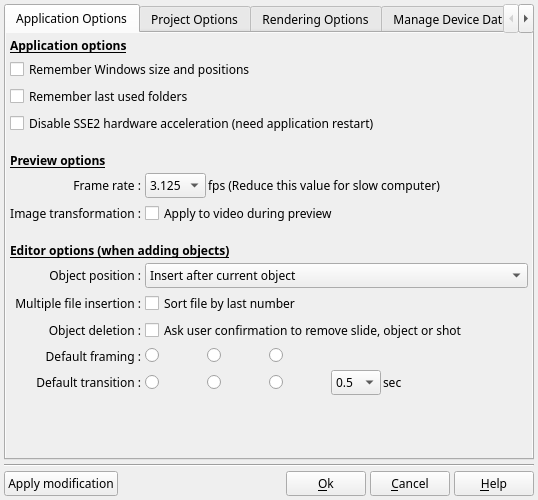
Before: the Qt Designer form DlgApplicationSettings.ui in boenki/ffdiaporama, drawn with Qt 5.
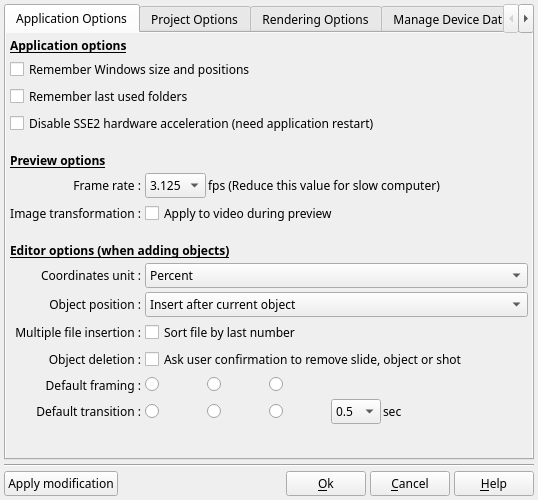
After: the same form once the commit is applied. The open tabs and pages were chosen to show the change. Icons and pictures are not drawn.

```diff
--- a/DlgApplicationSettings.ui
+++ b/DlgApplicationSettings.ui
@@ -73,8 +73,8 @@
            <rect>
             <x>0</x>
             <y>0</y>
-            <width>501</width>
-            <height>363</height>
+            <width>526</width>
+            <height>421</height>
            </rect>
           </property>
           <layout class="QGridLayout" name="gridLayout">
@@ -256,7 +256,7 @@
              </property>
             </widget>
            </item>
-           <item row="10" column="0">
+           <item row="11" column="0">
             <widget class="QLabel" name="label_2">
              <property name="text">
               <string>Object position :</string>
@@ -269,7 +269,7 @@
              </property>
             </widget>
            </item>
-           <item row="10" column="1">
+           <item row="11" column="1">
             <widget class="QComboBox" name="AppendObjectCB">
              <item>
               <property name="text">
@@ -283,7 +283,7 @@
              </item>
             </widget>
            </item>
-           <item row="11" column="0">
+           <item row="12" column="0">
             <widget class="QLabel" name="label_26">
              <property name="text">
               <string>Multiple file insertion :</string>
@@ -293,14 +293,14 @@
              </property>
             </widget>
            </item>
-           <item row="11" column="1">
+           <item row="12" column="1">
             <widget class="QCheckBox" name="SortFileCB">
              <property name="text">
               <string>Sort file by last number</string>
              </property>
             </widget>
            </item>
-           <item row="13" column="0">
+           <item row="14" column="0">
             <widget class="QLabel" name="label_7">
              <property name="text">
               <string>Default framing :</string>
@@ -310,7 +310,7 @@
              </property>
             </widget>
            </item>
-           <item row="13" column="1">
+           <item row="14" column="1">
             <layout class="QHBoxLayout" name="horizontalLayout">
              <property name="spacing">
               <number>2</number>
@@ -393,7 +393,7 @@
              </item>
             </layout>
            </item>
-           <item row="14" column="0">
+           <item row="15" column="0">
             <widget class="QLabel" name="label_25">
              <property name="text">
               <string>Default transition :</string>
@@ -403,7 +403,7 @@
              </property>
             </widget>
            </item>
-           <item row="14" column="1">
+           <item row="15" column="1">
             <layout class="QHBoxLayout" name="horizontalLayout_13">
              <property name="spacing">
               <number>2</number>
@@ -540,7 +540,7 @@
              </item>
             </layout>
            </item>
-           <item row="16" column="0">
+           <item row="17" column="0">
             <spacer name="verticalSpacer_2">
              <property name="orientation">
               <enum>Qt::Vertical</enum>
@@ -553,14 +553,14 @@
              </property>
             </spacer>
            </item>
-           <item row="12" column="1">
+           <item row="13" column="1">
             <widget class="QCheckBox" name="AskUserToRemove">
              <property name="text">
               <string>Ask user confirmation to remove slide, object or shot</string>
              </property>
             </widget>
            </item>
-           <item row="12" column="0">
+           <item row="13" column="0">
             <widget class="QLabel" name="label_33">
              <property name="text">
               <string>Object deletion :</string>
@@ -570,6 +570,30 @@
              </property>
             </widget>
            </item>
+           <item row="10" column="0">
+            <widget class="QLabel" name="label_34">
+             <property name="text">
+              <string>Coordinates unit :</string>
+             </property>
+             <property name="alignment">
+              <set>Qt::AlignRight|Qt::AlignTrailing|Qt::AlignVCenter</set>
+             </property>
+            </widget>
+           </item>
+           <item row="10" column="1">
+            <widget class="QComboBox" name="UnitCB">
+             <item>
+              <property name="text">
+               <string>Percent</string>
+              </property>
+             </item>
+             <item>
+              <property name="text">
+               <string>Pixel</string>
+              </property>
+             </item>
+            </widget>
+           </item>
           </layout>
          </widget>
         </widget>
```
Left out of the diff: 2 changed lines with no effect on the pictures.
